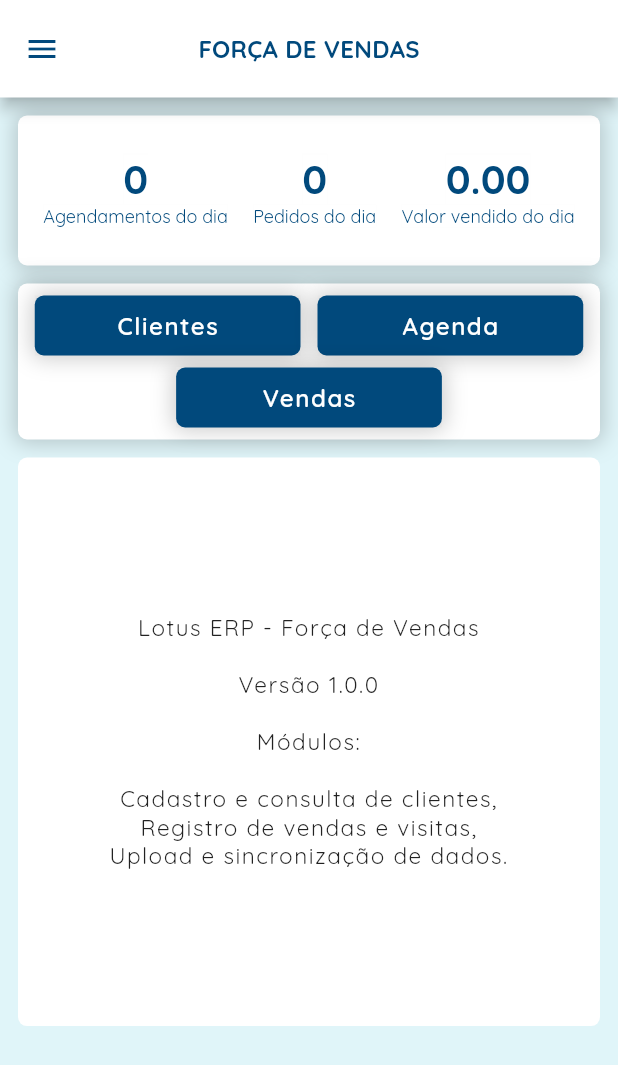
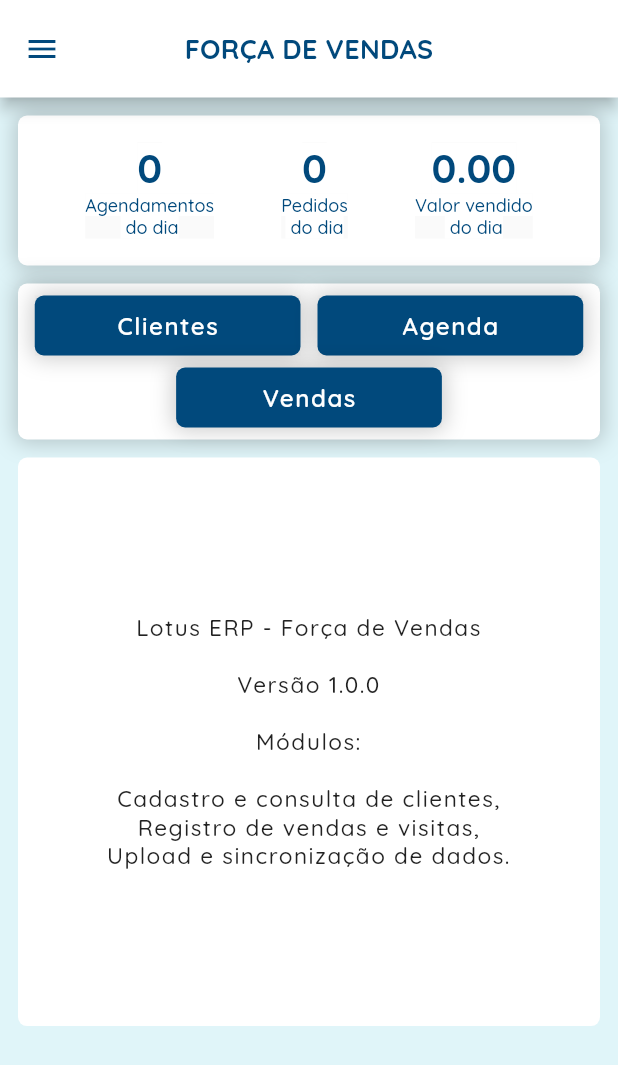
Before and after one commit to ArthurErn/forcavendas, a Flutter app: the HomePage screen opened directly, on a phone screen of 412 x 824 dp. Shown: the top 1065 px of the screen. Run offline on Flutter 3.47's test engine with Material 2 defaults, Android fonts, the phone set to English and light mode, and no system bars; our stand-ins replace auto_size_text, cherry_toast, font_awesome_flutter, geolocator, google_fonts, shared_preferences and 1 more; accounts and stored records are empty.

Commit message:
New Schedule Button & Home Page Text Style Changes

```diff
--- a/lib/modules/extensions/string_extension.dart
+++ b/lib/modules/extensions/string_extension.dart
@@ -2,6 +2,7 @@
   String inverseDate() {
     //"2022-03-25"
     var dateList = [];
+    try {
       dateList = [
         this[8],
         this[9],
@@ -15,5 +16,8 @@
         this[3]
       ];
       return dateList.join("");
+    } on Exception catch (_) {
+      return "01-01-0001";
     }
   }
+}
--- a/lib/modules/ui/mobile/home/home_page.dart
+++ b/lib/modules/ui/mobile/home/home_page.dart
@@ -70,7 +70,7 @@
         backgroundColor: Colors.white,
         title: Text('FORÇA DE VENDAS',
             style: GoogleFonts.quicksand(
-                fontSize: 16,
+                fontSize: 18,
                 fontWeight: FontWeight.w700,
                 letterSpacing: .2,
                 color: const Color(0xff01497c))),
@@ -105,9 +105,9 @@
                             fontWeight: FontWeight.w700,
                             fontSize: 27),
                         const HomeStatistic(
-                            text: 'Agendamentos do dia',
+                            text: 'Agendamentos\n do dia',
                             color: Color(0xff01497c),
-                            fontWeight: FontWeight.w400,
+                            fontWeight: FontWeight.w500,
                             fontSize: 12)
                       ],
                     ),
@@ -120,9 +120,9 @@
                             fontWeight: FontWeight.w700,
                             fontSize: 27),
                         const HomeStatistic(
-                            text: 'Pedidos do dia',
+                            text: 'Pedidos\n do dia',
                             color: Color(0xff01497c),
-                            fontWeight: FontWeight.w400,
+                            fontWeight: FontWeight.w500,
                             fontSize: 12)
                       ],
                     ),
@@ -135,9 +135,9 @@
                             fontWeight: FontWeight.w700,
                             fontSize: 27),
                         const HomeStatistic(
-                          text: 'Valor vendido do dia',
+                          text: 'Valor vendido\n do dia',
                           color: Color(0xff01497c),
-                          fontWeight: FontWeight.w400,
+                          fontWeight: FontWeight.w500,
                           fontSize: 12,
                         )
                       ],
@@ -214,13 +214,14 @@
               height: MediaQuery.of(context).size.height * .46,
               width: MediaQuery.of(context).size.width,
               decoration: BoxDecoration(
-                  color: Colors.white,
-                  borderRadius: BorderRadius.circular(6)),
+                  color: Colors.white, borderRadius: BorderRadius.circular(6)),
               child: Center(
                 child: Text(
                   'Lotus ERP - Força de Vendas \n\nVersão 1.0.0\n\nMódulos: \n\nCadastro e consulta de clientes,\nRegistro de vendas e visitas,\nUpload e sincronização de dados.',
-                  style:
-                      GoogleFonts.quicksand(fontSize: 15, letterSpacing: 1),
+                  style: GoogleFonts.quicksand(
+                      fontSize: 15,
+                      letterSpacing: 1,
+                      fontWeight: FontWeight.w500),
                   textAlign: TextAlign.center,
                 ),
               ),
--- a/lib/modules/ui/mobile/home/home_statistics.dart
+++ b/lib/modules/ui/mobile/home/home_statistics.dart
@@ -13,7 +13,7 @@
       required this.color,
       required this.fontWeight,
       required this.fontSize,
-      this.backgroundColor=Colors.white})
+      this.backgroundColor = Colors.white})
       : super(key: key);
 
   @override
@@ -26,6 +26,7 @@
     return Material(
       child: Text(
         widget.text,
+        textAlign: TextAlign.center,
         style: GoogleFonts.quicksand(
           fontSize: widget.fontSize,
           color: widget.color,
```
Also changed, not shown: lib/modules/ui/mobile/schedule/schedule_page.dart (+27 -7 lines). Lines whose indentation alone changed are shown as unchanged.
